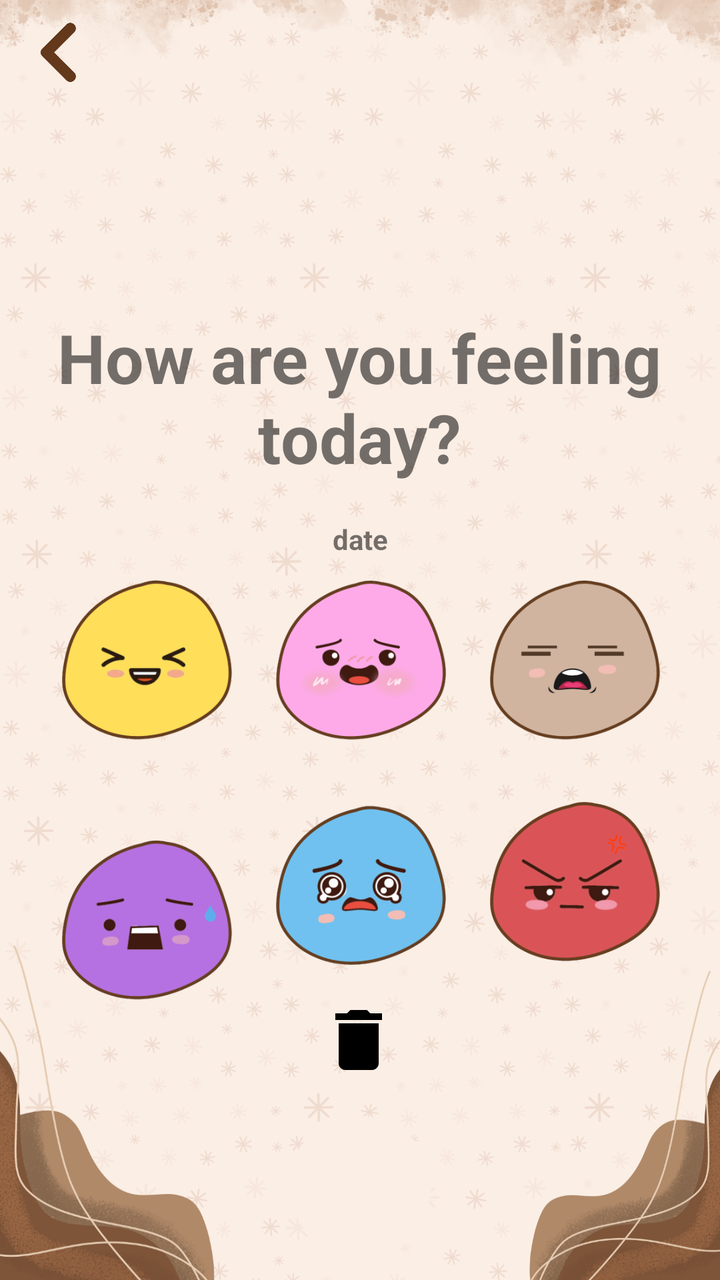
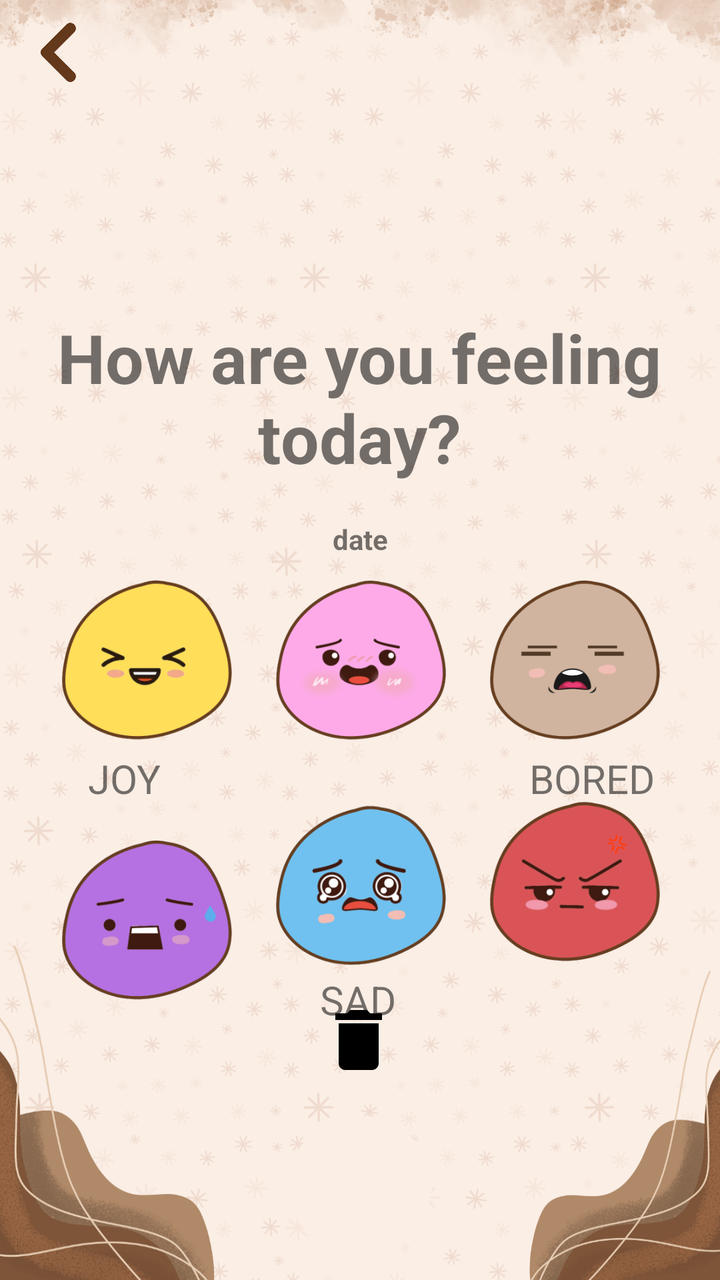

An Android layout rendered at two revisions. The XML below is the earlier revision; the diff shows what the commit changed to produce the second picture.
<!-- AndroidManifest.xml: application theme Theme.MoodTracker -->
<!-- res/layout/activity_edit_input.xml -->
<?xml version="1.0" encoding="utf-8"?>
<androidx.constraintlayout.widget.ConstraintLayout xmlns:android="http://schemas.android.com/apk/res/android"
    xmlns:app="http://schemas.android.com/apk/res-auto"
    xmlns:tools="http://schemas.android.com/tools"
    android:id="@+id/dateCF"
    android:layout_width="match_parent"
    android:layout_height="match_parent"
    tools:context=".EditInput">

    <androidx.constraintlayout.widget.ConstraintLayout
        android:layout_width="match_parent"
        android:layout_height="match_parent"
        android:background="@drawable/here_layout">

        <TextView
            android:id="@+id/textView"
            android:layout_width="381dp"
            android:layout_height="92dp"
            android:layout_marginTop="156dp"
            android:text="How are you feeling today?"
            android:textAlignment="center"
            android:textSize="34sp"
            android:textStyle="bold"
            app:layout_constraintEnd_toEndOf="parent"
            app:layout_constraintHorizontal_bias="0.533"
            app:layout_constraintStart_toStartOf="parent"
            app:layout_constraintTop_toTopOf="parent" />

        <TextView
            android:id="@+id/dateinput"
            android:layout_width="202dp"
            android:layout_height="34dp"
            android:layout_marginTop="12dp"
            android:text="date"
            android:textAlignment="center"
            android:textStyle="bold"
            app:layout_constraintEnd_toEndOf="parent"
            app:layout_constraintStart_toStartOf="parent"
            app:layout_constraintTop_toBottomOf="@+id/textView" />

        <ImageView
            android:id="@+id/calm"
            android:layout_width="91dp"
            android:layout_height="91dp"
            android:layout_marginStart="16dp"
            android:layout_marginEnd="16dp"
            app:layout_constraintBottom_toBottomOf="parent"
            app:layout_constraintEnd_toStartOf="@+id/neutral"
            app:layout_constraintStart_toEndOf="@+id/happy"
            app:layout_constraintTop_toTopOf="parent"
            app:layout_constraintVertical_bias="0.517"
            app:srcCompat="@drawable/embarressed" />

        <ImageView
            android:id="@+id/happy"
            android:layout_width="91dp"
            android:layout_height="91dp"
            android:layout_marginStart="35dp"
            app:layout_constraintBottom_toBottomOf="parent"
            app:layout_constraintEnd_toStartOf="@+id/calm"
            app:layout_constraintStart_toStartOf="parent"
            app:layout_constraintTop_toTopOf="parent"
            app:layout_constraintVertical_bias="0.517"
            app:srcCompat="@drawable/joyful" />

        <ImageView
            android:id="@+id/sad"
            android:layout_width="91dp"
            android:layout_height="91dp"
            android:layout_marginStart="16dp"
            android:layout_marginEnd="16dp"
            app:layout_constraintBottom_toBottomOf="parent"
            app:layout_constraintEnd_toStartOf="@+id/angry"
            app:layout_constraintStart_toEndOf="@+id/fear"
            app:layout_constraintTop_toTopOf="parent"
            app:layout_constraintVertical_bias="0.72"
            app:srcCompat="@drawable/sadness" />

        <ImageView
            android:id="@+id/angry"
            android:layout_width="91dp"
            android:layout_height="91dp"
            android:layout_marginEnd="33dp"
            app:layout_constraintBottom_toBottomOf="parent"
            app:layout_constraintEnd_toEndOf="parent"
            app:layout_constraintHorizontal_bias="0.965"
            app:layout_constraintStart_toEndOf="@+id/sad"
            app:layout_constraintTop_toTopOf="parent"
            app:layout_constraintVertical_bias="0.72"
            app:srcCompat="@drawable/anger" />

        <ImageView
            android:id="@+id/deleteButton"
            android:layout_width="62dp"
            android:layout_height="40dp"
            android:layout_marginBottom="100dp"
            app:layout_constraintBottom_toBottomOf="parent"
            app:layout_constraintEnd_toEndOf="parent"
            app:layout_constraintHorizontal_bias="0.498"
            app:layout_constraintStart_toStartOf="parent"
            app:srcCompat="@drawable/baseline_delete_24" />

        <ImageView
            android:id="@+id/back"
            android:layout_width="31dp"
            android:layout_height="43dp"
            android:layout_marginTop="4dp"
            app:layout_constraintEnd_toEndOf="parent"
            app:layout_constraintHorizontal_bias="0.042"
            app:layout_constraintStart_toStartOf="parent"
            app:layout_constraintTop_toTopOf="parent"
            app:srcCompat="@drawable/back" />

        <ImageView
            android:id="@+id/fear"
            android:layout_width="91dp"
            android:layout_height="91dp"
            android:layout_marginStart="35dp"
            android:layout_marginTop="39dp"
            android:layout_marginBottom="139dp"
            app:layout_constraintBottom_toBottomOf="parent"
            app:layout_constraintEnd_toStartOf="@+id/sad"
            app:layout_constraintHorizontal_bias="0.0"
            app:layout_constraintStart_toStartOf="parent"
            app:layout_constraintTop_toBottomOf="@+id/happy"
            app:layout_constraintVertical_bias="0.0"
            app:srcCompat="@drawable/fear" />

        <ImageView
            android:id="@+id/neutral"
            android:layout_width="91dp"
            android:layout_height="91dp"
            android:layout_marginEnd="33dp"
            app:layout_constraintBottom_toBottomOf="parent"
            app:layout_constraintEnd_toEndOf="parent"
            app:layout_constraintStart_toEndOf="@+id/calm"
            app:layout_constraintTop_toTopOf="parent"
            app:layout_constraintVertical_bias="0.517"
            app:srcCompat="@drawable/bored" />

    </androidx.constraintlayout.widget.ConstraintLayout>
</androidx.constraintlayout.widget.ConstraintLayout>
<!-- resources referenced by this layout -->
<resources>
  <!-- drawable anger: png bitmap (drawable, 26856 bytes) -->
  <!-- drawable back: png bitmap (drawable, 5800 bytes) -->
  <!-- drawable baseline_delete_24 (drawable) -->
  <vector xmlns:android="http://schemas.android.com/apk/res/android" android:height="24dp" android:tint="#000000" android:viewportHeight="24" android:viewportWidth="24" android:width="24dp">
        
      <path android:fillColor="@android:color/white" android:pathData="M6,19c0,1.1 0.9,2 2,2h8c1.1,0 2,-0.9 2,-2V7H6v12zM19,4h-3.5l-1,-1h-5l-1,1H5v2h14V4z"/>
      
  </vector>
  <!-- drawable bored: png bitmap (drawable, 18279 bytes) -->
  <!-- drawable embarressed: png bitmap (drawable, 32062 bytes) -->
  <!-- drawable fear: png bitmap (drawable, 22502 bytes) -->
  <!-- drawable here_layout: png bitmap (drawable, 535882 bytes) -->
  <!-- drawable joyful: png bitmap (drawable, 24121 bytes) -->
  <!-- drawable sadness: png bitmap (drawable, 33245 bytes) -->
  <style name="Theme.MoodTracker" parent="Base.Theme.MoodTracker" />
  <style name="Base.Theme.MoodTracker" parent="Theme.MaterialComponents.Light.NoActionBar">
          
          <item name="colorPrimary">#c47930</item> 
          <item name="colorPrimaryVariant">#c47930</item> 
          <item name="colorOnPrimary">#000000</item> 
          <item name="colorControlNormal">#FFFFFF</item>
  
          
          <item name="materialButtonStyle">@style/CustomButtonStyle</item>
      </style>
  <style name="CustomButtonStyle" parent="Widget.MaterialComponents.Button">
          <item name="backgroundTint">#64381A</item>
          <item name="android:textColor">@color/brownishe</item>
      </style>
  <color name="brownishe">#c47930</color>
</resources>

<!-- the commit's change to res/layout/activity_edit_input.xml (unified diff, before → after) -->
@@ -13,6 +13,87 @@
         android:background="@drawable/here_layout">
 
         <TextView
+            android:id="@+id/textView10"
+            android:layout_width="64dp"
+            android:layout_height="23dp"
+            android:layout_marginStart="54dp"
+            android:layout_marginEnd="44dp"
+            android:fontFamily="sans-serif-thin"
+            android:text="SAD"
+            android:textAlignment="center"
+            android:textSize="20sp"
+            android:textStyle="bold"
+            app:layout_constraintEnd_toStartOf="@+id/textView8"
+            app:layout_constraintStart_toEndOf="@+id/textView9"
+            app:layout_constraintTop_toBottomOf="@+id/sad" />
+
+        <TextView
+            android:id="@+id/textView9"
+            android:layout_width="64dp"
+            android:layout_height="23dp"
+            android:layout_marginStart="40dp"
+            android:layout_marginBottom="156dp"
+            android:fontFamily="sans-serif-thin"
+            android:text="FEAR"
+            android:textAlignment="center"
+            android:textSize="20sp"
+            android:textStyle="bold"
+            app:layout_constraintBottom_toBottomOf="parent"
+            app:layout_constraintStart_toStartOf="parent"
+            app:layout_constraintTop_toBottomOf="@+id/fear" />
+
+        <TextView
+            android:id="@+id/textView8"
+            android:layout_width="88dp"
+            android:layout_height="28dp"
+            android:layout_marginEnd="28dp"
+            android:layout_marginBottom="158dp"
+            android:fontFamily="sans-serif-thin"
+            android:text="ANGER"
+            android:textAlignment="center"
+            android:textSize="20sp"
+            android:textStyle="bold"
+            app:layout_constraintBottom_toBottomOf="parent"
+            app:layout_constraintEnd_toEndOf="parent"
+            app:layout_constraintTop_toBottomOf="@+id/angry" />
+
+        <TextView
+            android:id="@+id/textView4"
+            android:layout_width="64dp"
+            android:layout_height="23dp"
+            android:layout_marginStart="54dp"
+            android:layout_marginTop="4dp"
+            android:layout_marginEnd="12dp"
+            android:layout_marginBottom="20dp"
+            android:fontFamily="sans-serif-thin"
+            android:text="SHY"
+            android:textAlignment="center"
+            android:textSize="20sp"
+            android:textStyle="bold"
+            app:layout_constraintBottom_toTopOf="@+id/sad"
+            app:layout_constraintEnd_toStartOf="@+id/textView2"
+            app:layout_constraintStart_toEndOf="@+id/textView3"
+            app:layout_constraintTop_toBottomOf="@+id/calm" />
+
+        <TextView
+            android:id="@+id/textView3"
+            android:layout_width="64dp"
+            android:layout_height="23dp"
+            android:layout_marginStart="68dp"
+            android:layout_marginTop="1dp"
+            android:layout_marginBottom="20dp"
+            android:fontFamily="sans-serif-thin"
+            android:text="JOY"
+            android:textAlignment="center"
+            android:textSize="20sp"
+            android:textStyle="bold"
+            app:layout_constraintBottom_toTopOf="@+id/fear"
+            app:layout_constraintEnd_toStartOf="@+id/textView4"
+            app:layout_constraintStart_toStartOf="parent"
+            app:layout_constraintTop_toBottomOf="@+id/happy"
+            app:layout_constraintVertical_bias="0.0" />
+
+        <TextView
             android:id="@+id/textView"
             android:layout_width="381dp"
             android:layout_height="92dp"
@@ -138,5 +219,24 @@
             app:layout_constraintVertical_bias="0.517"
             app:srcCompat="@drawable/bored" />
 
+        <TextView
+            android:id="@+id/textView2"
+            android:layout_width="84dp"
+            android:layout_height="24dp"
+            android:layout_marginStart="30dp"
+            android:layout_marginTop="1dp"
+            android:layout_marginEnd="60dp"
+            android:layout_marginBottom="15dp"
+            android:fontFamily="sans-serif-thin"
+            android:text="BORED"
+            android:textAlignment="center"
+            android:textSize="20sp"
+            android:textStyle="bold"
+            app:layout_constraintBottom_toTopOf="@+id/angry"
+            app:layout_constraintEnd_toEndOf="parent"
+            app:layout_constraintStart_toEndOf="@+id/textView4"
+            app:layout_constraintTop_toBottomOf="@+id/neutral"
+            app:layout_constraintVertical_bias="0.0" />
+
     </androidx.constraintlayout.widget.ConstraintLayout>
 </androidx.constraintlayout.widget.ConstraintLayout>
